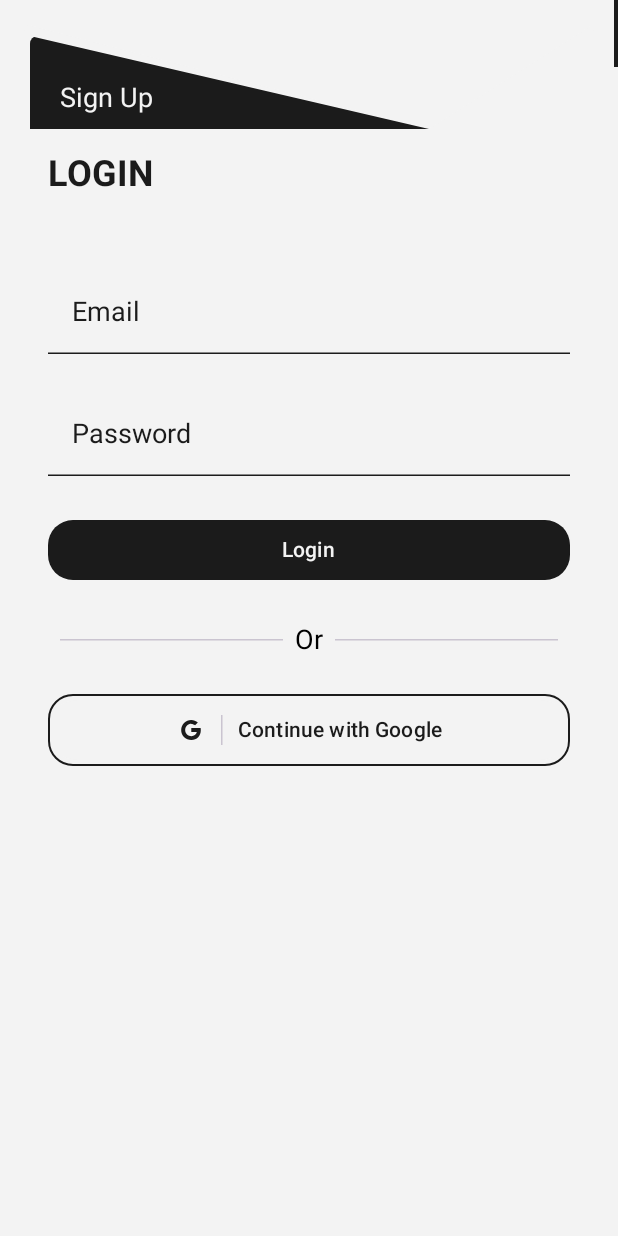
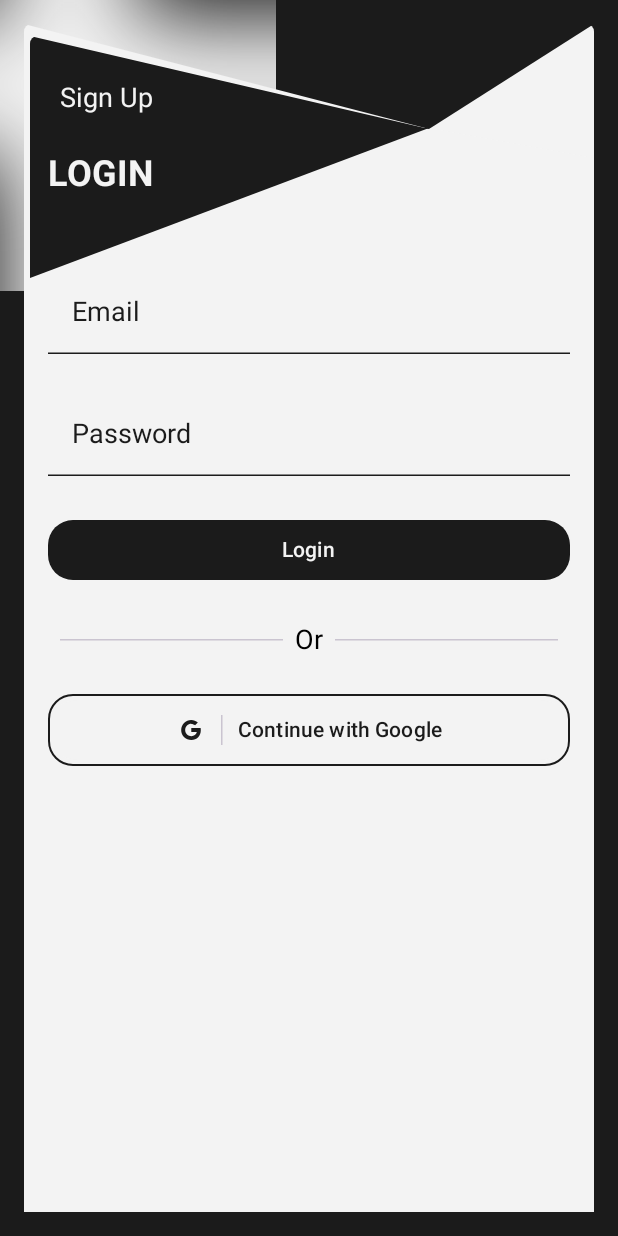
Before and after one commit to ImpostorJD/SampleComposeAppJDT, an Android app built with Jetpack Compose: the @Preview function AuthScreenPreview, on a phone screen of 412 x 824 dp. Run offline under Robolectric (Android 15) with nearby library versions, the phone set to English and light mode, and no system bars.

Commit message:
Fixed Login and Registration Bug

```diff
--- a/Routinuity/app/src/main/java/com/jdt/routinuity/components/BlurredCircle.kt
+++ b/Routinuity/app/src/main/java/com/jdt/routinuity/components/BlurredCircle.kt
@@ -23,13 +23,13 @@ fun BlurredCircle(blurColor: Color) {
         Canvas(
             modifier = Modifier
                 .graphicsLayer {
-                    renderEffect = BlurEffect(radiusX = 180.dp.toPx(), radiusY = 180.dp.toPx())
+                    renderEffect = BlurEffect(radiusX = 50.dp.toPx(), radiusY = 50.dp.toPx())
                 }
                 .fillMaxSize()
         ) {
             val centerX = size.width / 2
             val centerY = size.height / 2
-            val radius = 500f
+            val radius = 100f
             drawCircle(
                 color = blurColor,
                 center = androidx.compose.ui.geometry.Offset(centerX, centerY),
--- a/Routinuity/app/src/main/java/com/jdt/routinuity/components/Login.kt
+++ b/Routinuity/app/src/main/java/com/jdt/routinuity/components/Login.kt
@@ -25,6 +25,7 @@ import androidx.compose.ui.draw.clip
 import androidx.compose.ui.graphics.Color
 
 import androidx.compose.ui.res.painterResource
+import androidx.compose.ui.text.TextStyle
 import androidx.compose.ui.text.font.FontWeight
 import androidx.compose.ui.text.input.PasswordVisualTransformation
 import androidx.compose.ui.tooling.preview.Preview
@@ -59,8 +60,7 @@ fun LoginScreen(onSignUpClick: () -> Unit, navController: NavController) {
         }
         Box(
             modifier = Modifier
-                .height(500.dp)
-                .fillMaxWidth()
+                .fillMaxSize()
                 .align(Alignment.BottomCenter)
                 .offset(0.dp, 50.dp)
         ){
@@ -112,17 +112,43 @@ fun LoginScreen(onSignUpClick: () -> Unit, navController: NavController) {
                     direction =  TriangleDirection.Right
                 )
             }
-            Column(
+            Box(
                 modifier = Modifier
                     .fillMaxSize()
-                    .background(color = MaterialTheme.colorScheme.background)
-                    .padding(16.dp),
-                verticalArrangement = Arrangement.Top,
-                horizontalAlignment = Alignment.Start
+                    .background(color = MaterialTheme.colorScheme.background),
             ) {
+                Row (
+                    modifier = Modifier
+                        .height(100.dp)
+                        .fillMaxWidth()
+                        .align(Alignment.TopStart).padding(4.dp, 0.dp, 0.dp,0.dp)
+                        .offset(0.dp, (-1).dp),
+                ){
+                    RoundedRightTriangle(
+                        modifier = Modifier
+                            .fillMaxHeight()
+                            .weight(1f),
+                        color = MaterialTheme.colorScheme.primary,
+                        cornerRadius = 0.dp,
+                        direction =  TriangleDirection.Left,
+                        orientation = TriangleOrientation.UpsideDown
+                    )
+                    // Align this triangle to the top left
+                    RoundedRightTriangle(
+                        color = MaterialTheme.colorScheme.background,
+                        orientation = TriangleOrientation.UpsideDown,
+                        modifier = Modifier
+                            .width(110.dp)
+                            .height(20.dp),
+                        cornerRadius = 0.dp
+                    )
+                }
+                Column(verticalArrangement = Arrangement.Top,
+                    horizontalAlignment = Alignment.Start,
+                    modifier =  Modifier.padding(16.dp)){
                     Text(
                         text = "LOGIN",
-                    color = MaterialTheme.colorScheme.primary,
+                        color = MaterialTheme.colorScheme.background,
                         fontSize = 24.sp,
                         fontWeight = FontWeight.Bold
                     )
@@ -134,9 +160,13 @@ fun LoginScreen(onSignUpClick: () -> Unit, navController: NavController) {
                         onValueChange = { value ->
                             email = value
                         },
+                        textStyle = TextStyle(color = MaterialTheme.colorScheme.primary),
                         label = { Text(text = "Email", color = MaterialTheme.colorScheme.primary) },
                         modifier = Modifier.fillMaxWidth(),
                         colors = TextFieldDefaults.colors(
+                            cursorColor = MaterialTheme.colorScheme.primary,
+                            focusedTextColor =  MaterialTheme.colorScheme.primary,
+                            unfocusedTextColor = MaterialTheme.colorScheme.primary,
                             focusedContainerColor = Color.Transparent,
                             unfocusedContainerColor = Color.Transparent,
                             disabledContainerColor = Color.Transparent,
@@ -152,10 +182,14 @@ fun LoginScreen(onSignUpClick: () -> Unit, navController: NavController) {
                         onValueChange = { value ->
                             password = value
                         },
+                        textStyle = TextStyle(color = MaterialTheme.colorScheme.primary),
                         label = { Text(text = "Password", color = MaterialTheme.colorScheme.primary) },
                         modifier = Modifier.fillMaxWidth(),
                         visualTransformation = PasswordVisualTransformation(),
                         colors = TextFieldDefaults.colors(
+                            cursorColor = MaterialTheme.colorScheme.primary,
+                            focusedTextColor =  MaterialTheme.colorScheme.primary,
+                            unfocusedTextColor = MaterialTheme.colorScheme.primary,
                             focusedContainerColor = Color.Transparent,
                             unfocusedContainerColor = Color.Transparent,
                             disabledContainerColor = Color.Transparent,
@@ -238,6 +272,14 @@ fun LoginScreen(onSignUpClick: () -> Unit, navController: NavController) {
                             Text(text = "Continue with Google")
                         }
                 }
+
+
+
+
+
+
+
+                }
             }
         }
 
--- a/Routinuity/app/src/main/java/com/jdt/routinuity/components/Register.kt
+++ b/Routinuity/app/src/main/java/com/jdt/routinuity/components/Register.kt
@@ -5,6 +5,7 @@ import androidx.compose.animation.*
 import androidx.compose.foundation.background
 import androidx.compose.foundation.border
 import androidx.compose.foundation.layout.*
+import androidx.compose.foundation.shape.CircleShape
 import androidx.compose.foundation.shape.RoundedCornerShape
 import androidx.compose.material3.Button
 import androidx.compose.material3.ButtonDefaults
@@ -18,10 +19,12 @@ import androidx.compose.material3.VerticalDivider
 import androidx.compose.runtime.*
 import androidx.compose.ui.Alignment
 import androidx.compose.ui.Modifier
+import androidx.compose.ui.draw.clip
 
 import androidx.compose.ui.graphics.Color
 
 import androidx.compose.ui.res.painterResource
+import androidx.compose.ui.text.TextStyle
 import androidx.compose.ui.text.font.FontWeight
 import androidx.compose.ui.text.input.PasswordVisualTransformation
 import androidx.compose.ui.tooling.preview.Preview
@@ -59,14 +62,15 @@ fun RegisterScreen(onLoginClick: () -> Unit, navController: NavController) {
         }
         Box(
             modifier = Modifier
-                .height(500.dp)
-                .fillMaxWidth()
+                .fillMaxSize()
                 .align(Alignment.BottomCenter)
                 .offset(0.dp, 50.dp)
         ){
             BlurredCircle(blurColor = MaterialTheme.colorScheme.background)
         }
-        Column{
+        Column(
+            modifier =  Modifier.offset(0.dp, (1).dp)
+        ){
             Row(
                 modifier = Modifier
                     .height(70.dp)
@@ -141,6 +145,9 @@ fun RegisterScreen(onLoginClick: () -> Unit, navController: NavController) {
                         label = { Text(text = "Username", color = MaterialTheme.colorScheme.background) },
                         modifier = Modifier.fillMaxWidth(),
                         colors = TextFieldDefaults.colors(
+                            cursorColor = MaterialTheme.colorScheme.background,
+                            focusedTextColor =  MaterialTheme.colorScheme.background,
+                            unfocusedTextColor = MaterialTheme.colorScheme.background,
                             focusedContainerColor = Color.Transparent,
                             unfocusedContainerColor = Color.Transparent,
                             disabledContainerColor = Color.Transparent,
@@ -156,9 +163,13 @@ fun RegisterScreen(onLoginClick: () -> Unit, navController: NavController) {
                         onValueChange = { value ->
                             email = value
                         },
+                        textStyle = TextStyle(color = MaterialTheme.colorScheme.background),
                         label = { Text(text = "Email", color = MaterialTheme.colorScheme.background) },
                         modifier = Modifier.fillMaxWidth(),
                         colors = TextFieldDefaults.colors(
+                            cursorColor = MaterialTheme.colorScheme.background,
+                            focusedTextColor =  MaterialTheme.colorScheme.background,
+                            unfocusedTextColor = MaterialTheme.colorScheme.background,
                             focusedContainerColor = Color.Transparent,
                             unfocusedContainerColor = Color.Transparent,
                             disabledContainerColor = Color.Transparent,
@@ -174,10 +185,14 @@ fun RegisterScreen(onLoginClick: () -> Unit, navController: NavController) {
                         onValueChange = { value ->
                             password = value
                         },
+                        textStyle = TextStyle(color = MaterialTheme.colorScheme.background),
                         label = { Text(text = "Password", color = MaterialTheme.colorScheme.background) },
                         modifier = Modifier.fillMaxWidth(),
                         visualTransformation = PasswordVisualTransformation(),
                         colors = TextFieldDefaults.colors(
+                            cursorColor = MaterialTheme.colorScheme.background,
+                            focusedTextColor =  MaterialTheme.colorScheme.background,
+                            unfocusedTextColor = MaterialTheme.colorScheme.background,
                             focusedContainerColor = Color.Transparent,
                             unfocusedContainerColor = Color.Transparent,
                             disabledContainerColor = Color.Transparent,
```
Lines whose indentation alone changed are shown as unchanged.
